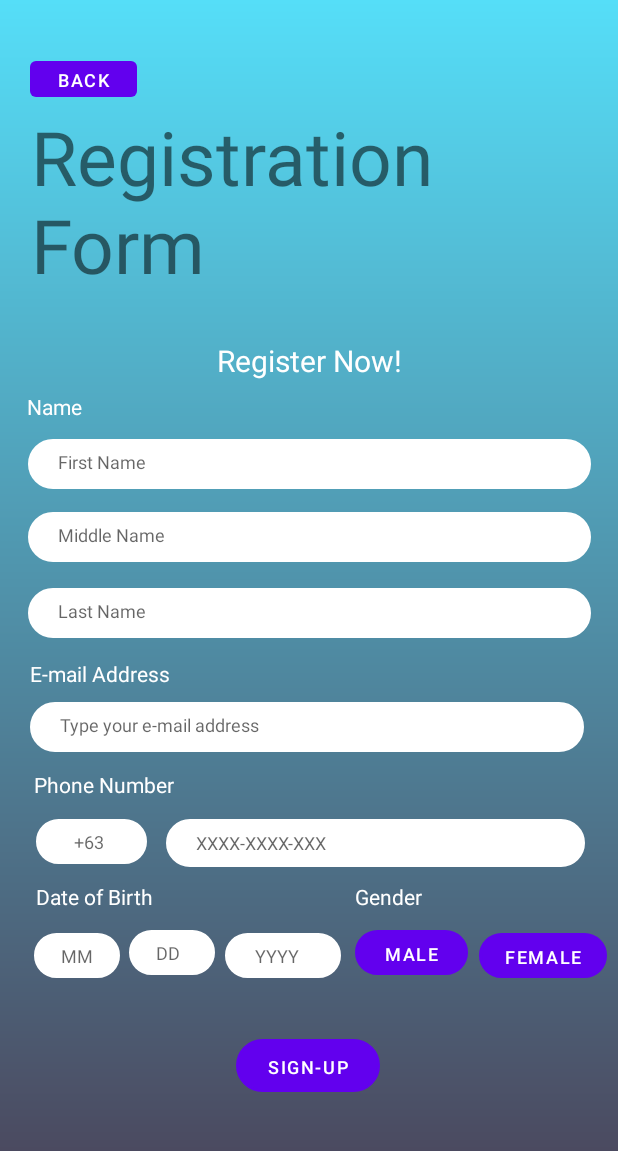
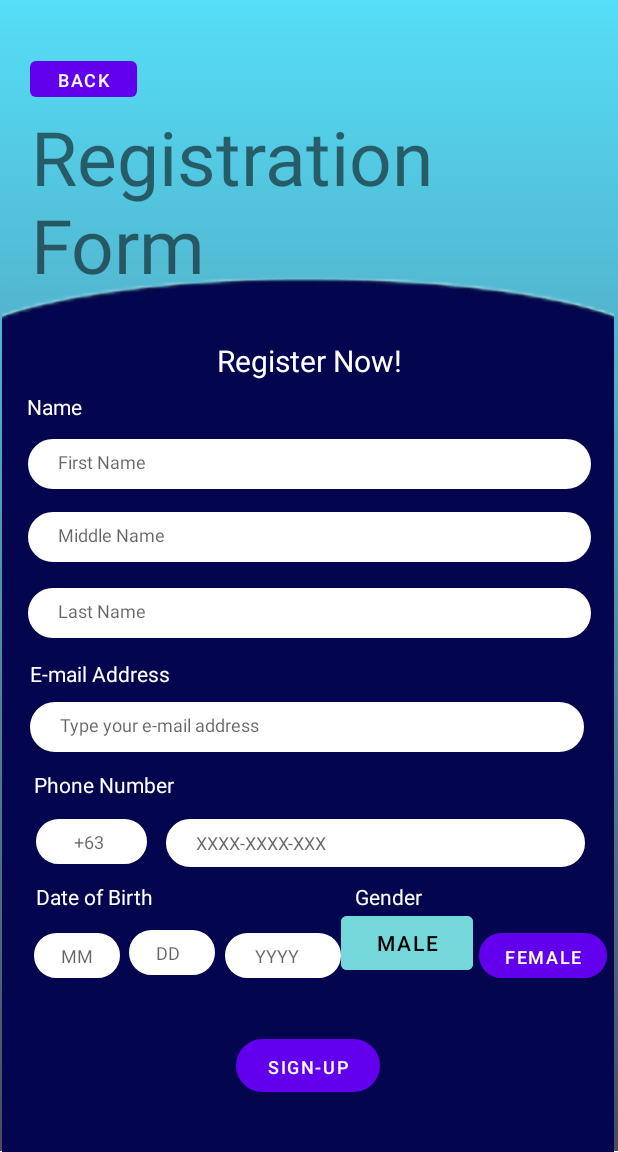
Before and after one commit to cob-byte/Recom, an Android app: the Registration screen opened directly, with no data from a screen before it, on a phone screen of 412 x 824 dp, the part 84-1236 px from its top. Run offline under Robolectric (Android 15) with nearby library versions, the phone set to English and light mode, and no system bars.

Commit message:
Update activity_registration.xml

```diff
--- a/app/src/main/res/layout/activity_registration.xml
+++ b/app/src/main/res/layout/activity_registration.xml
@@ -6,6 +6,19 @@
     android:layout_height="match_parent"
     android:background="@drawable/bg"
     tools:context=".Registration">
+
+    <ImageView
+        android:id="@+id/image"
+        android:layout_width="408dp"
+        android:layout_height="726dp"
+        android:layout_marginTop="180dp"
+        android:scaleType="centerCrop"
+        android:src="@drawable/signin_design"
+        app:layout_constraintEnd_toEndOf="parent"
+        app:layout_constraintHorizontal_bias="0.333"
+        app:layout_constraintStart_toStartOf="parent"
+        app:layout_constraintTop_toTopOf="parent"
+        tools:ignore="MissingConstraints" />
 
     <TextView
         android:id="@+id/RegistrationForm"
@@ -46,7 +59,6 @@
         app:layout_constraintStart_toStartOf="parent"
         app:layout_constraintTop_toTopOf="parent"
         app:layout_constraintVertical_bias="0.945" />
-
     <TextView
         android:id="@+id/textView3"
         android:layout_width="wrap_content"
@@ -135,14 +147,11 @@
 
     <Button
         android:id="@+id/malebtn"
-        android:layout_width="75dp"
-        android:layout_height="30dp"
-        android:background="@drawable/editbox"
-        android:backgroundTint="#FFFFFF"
-        android:paddingTop="1dp"
-        android:paddingBottom="1dp"
+        android:layout_width="wrap_content"
+        android:layout_height="wrap_content"
+        android:backgroundTint="@color/click_sign_color"
         android:text="Male"
-        android:textSize="12sp"
+        android:textColor="@color/black"
         app:layout_constraintBottom_toBottomOf="parent"
         app:layout_constraintEnd_toEndOf="parent"
         app:layout_constraintHorizontal_bias="0.702"
```
